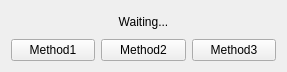
Old version of the form mainwindow.ui in the repository hyujun/QTTCPHandler.
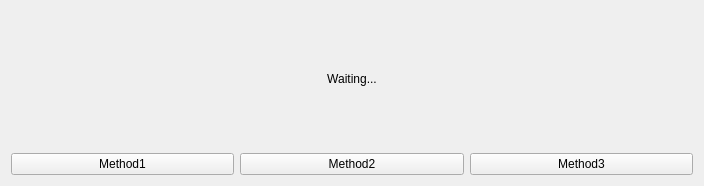
New version of the form.

```diff
--- a/mainwindow.ui
+++ b/mainwindow.ui
@@ -6,8 +6,8 @@
    <rect>
     <x>0</x>
     <y>0</y>
-    <width>287</width>
-    <height>72</height>
+    <width>704</width>
+    <height>186</height>
    </rect>
   </property>
   <property name="windowTitle">
```
